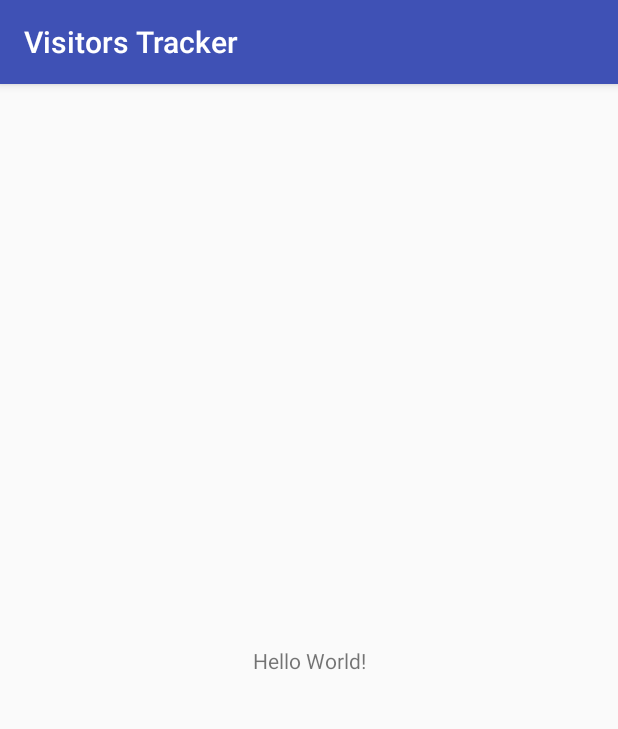
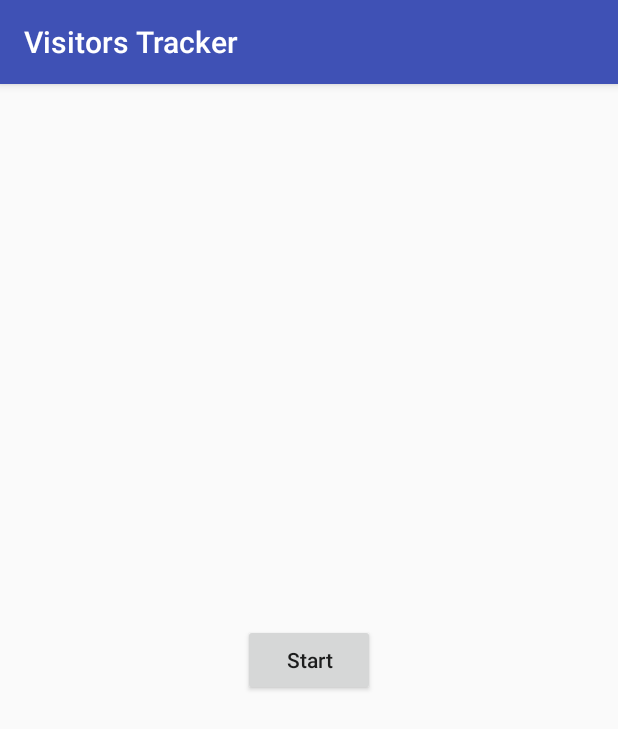
Before and after one commit to suada-haji/VisitorsTracker, an Android app: the screen it shows after launch (MainActivity), on a phone screen of 412 x 824 dp. Shown: the top 729 px of the screen. Run offline under Robolectric (Android 15) with nearby library versions, the phone set to English and light mode, and no system bars; our stand-ins replace data binding.

Commit message:
Add Button to the layout resource

```diff
--- a/app/build.gradle
+++ b/app/build.gradle
@@ -10,6 +10,11 @@ android {
         versionName "1.0"
         testInstrumentationRunner "android.support.test.runner.AndroidJUnitRunner"
     }
+
+    dataBinding {
+        enabled = true
+    }
+
     buildTypes {
         release {
             minifyEnabled false
--- a/app/src/main/res/layout/activity_main.xml
+++ b/app/src/main/res/layout/activity_main.xml
@@ -1,18 +1,23 @@
 <?xml version="1.0" encoding="utf-8"?>
-<android.support.constraint.ConstraintLayout xmlns:android="http://schemas.android.com/apk/res/android"
+<layout xmlns:android="http://schemas.android.com/apk/res/android"
     xmlns:app="http://schemas.android.com/apk/res-auto"
-    xmlns:tools="http://schemas.android.com/tools"
+    xmlns:tools="http://schemas.android.com/tools">
+
+    <android.support.constraint.ConstraintLayout
         android:layout_width="match_parent"
         android:layout_height="match_parent"
         tools:context=".MainActivity">
 
-    <TextView
+        <Button
+            android:id="@+id/start_btn"
             android:layout_width="wrap_content"
             android:layout_height="wrap_content"
-        android:text="Hello World!"
+            android:text="@string/start"
+            android:textAllCaps="false"
             app:layout_constraintBottom_toBottomOf="parent"
-        app:layout_constraintLeft_toLeftOf="parent"
-        app:layout_constraintRight_toRightOf="parent"
+            app:layout_constraintEnd_toEndOf="parent"
+            app:layout_constraintStart_toStartOf="parent"
             app:layout_constraintTop_toTopOf="parent" />
 
     </android.support.constraint.ConstraintLayout>
+</layout>
--- a/app/src/main/res/values/strings.xml
+++ b/app/src/main/res/values/strings.xml
@@ -1,3 +1,4 @@
 <resources>
     <string name="app_name">Visitors Tracker</string>
+    <string name="start">Start</string>
 </resources>
```
Lines whose indentation alone changed are shown as unchanged.
